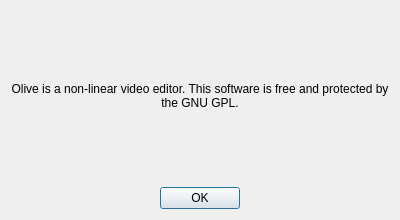
First picture: the form in dialogs/aboutdialog.ui, repository olive-editor/olive, before the edit.
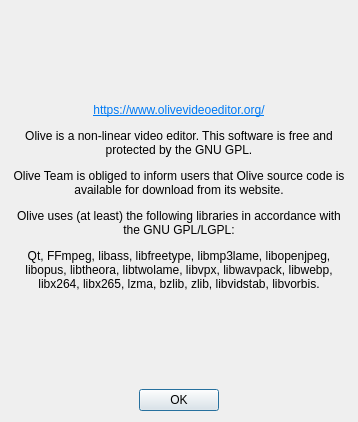
Second picture: the form after the edit. Icons and pictures are not drawn.

What changed in the file:
```diff
--- a/dialogs/aboutdialog.ui
+++ b/dialogs/aboutdialog.ui
@@ -6,8 +6,8 @@
    <rect>
     <x>0</x>
     <y>0</y>
-    <width>400</width>
-    <height>220</height>
+    <width>358</width>
+    <height>422</height>
    </rect>
   </property>
   <property name="windowTitle">
@@ -17,7 +17,7 @@
    <item>
     <widget class="QLabel" name="label">
      <property name="text">
-      <string>Olive is a non-linear video editor. This software is free and protected by the GNU GPL.</string>
+      <string>&lt;html&gt;&lt;head/&gt;&lt;body&gt;&lt;p&gt;&lt;img src=&quot;:/icons/olive-splash.png&quot;/&gt;&lt;/p&gt;&lt;p&gt;&lt;a href=&quot;https://www.olivevideoeditor.org/&quot;&gt;&lt;span style=&quot; text-decoration: underline; color:#007af4;&quot;&gt;https://www.olivevideoeditor.org/&lt;/span&gt;&lt;/a&gt;&lt;/p&gt;&lt;p&gt;Olive is a non-linear video editor. This software is free and protected by the GNU GPL.&lt;/p&gt;&lt;p&gt;Olive Team is obliged to inform users that Olive source code is available for download from its website.&lt;/p&gt;&lt;p&gt;Olive uses (at least) the following libraries in accordance with the GNU GPL/LGPL:&lt;/p&gt;&lt;p&gt;Qt, FFmpeg, libass, libfreetype, libmp3lame, libopenjpeg, libopus, libtheora, libtwolame, libvpx, libwavpack, libwebp, libx264, libx265, lzma, bzlib, zlib, libvidstab, libvorbis.&lt;/p&gt;&lt;/body&gt;&lt;/html&gt;</string>
      </property>
      <property name="alignment">
       <set>Qt::AlignCenter</set>
```
Left out of the diff: 2 changed lines with no effect on the pictures.
